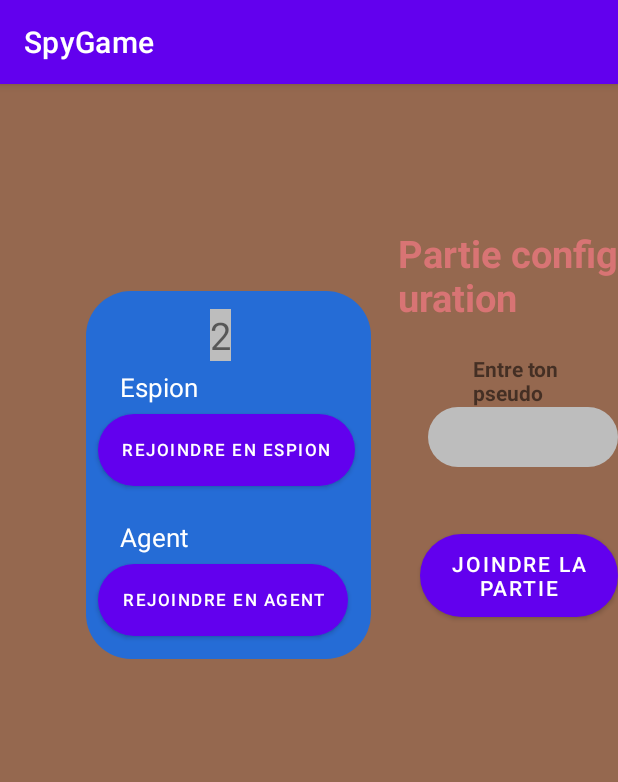
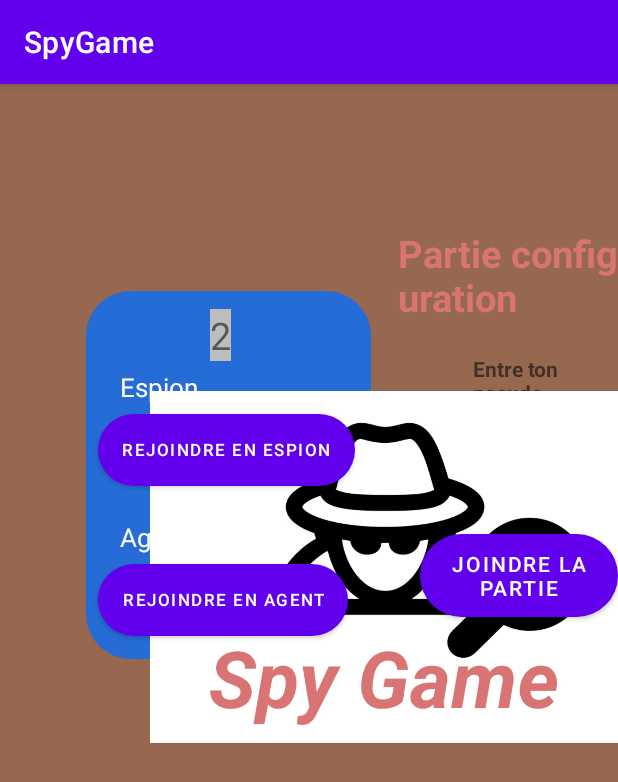
Before and after one commit to Axel-sudo/SpyGame, an Android app: the PartyConfiguration screen opened directly, with no data from a screen before it, on a phone screen of 412 x 824 dp. Shown: the top 782 px of the screen. Run offline under Robolectric (Android 15) with nearby library versions, the phone set to English and light mode, and no system bars.

Commit message:
creating settings activity correctly, fixing bugs but not finished

```diff
--- a/app/src/main/AndroidManifest.xml
+++ b/app/src/main/AndroidManifest.xml
@@ -9,7 +9,9 @@
         android:roundIcon="@mipmap/ic_launcher_round"
         android:supportsRtl="true"
         android:theme="@style/Theme.SpyGame">
-        <activity android:name=".AgentScreen"></activity>
+        <activity android:name=".SettingsInGame"></activity>
+        <activity android:name=".Settings" />
+        <activity android:name=".AgentScreen" />
         <activity android:name=".PartyConfiguration" />
         <activity android:name=".MainActivity">
             <intent-filter>
--- a/app/src/main/res/layout/activity_main.xml
+++ b/app/src/main/res/layout/activity_main.xml
@@ -11,7 +11,7 @@
         android:id="@+id/imageView"
         android:layout_width="313dp"
         android:layout_height="216dp"
-        app:srcCompat="@drawable/Frame"
+        app:srcCompat="@drawable/frame"
         tools:layout_editor_absoluteX="239dp"
         tools:layout_editor_absoluteY="16dp" />
 
--- a/app/src/main/res/layout/activity_party_configuration.xml
+++ b/app/src/main/res/layout/activity_party_configuration.xml
@@ -30,7 +30,7 @@
         android:layout_marginTop="50dp"
         android:maxHeight="39dp"
         android:minWidth="50dp"
-        android:src="@drawable/logoGame" />
+        android:src="@drawable/logogame2" />
 
     <View
         android:id="@+id/blue_team"
@@ -150,7 +150,7 @@
         android:id="@+id/imageView"
         android:layout_width="wrap_content"
         android:layout_height="wrap_content"
-        app:srcCompat="@drawable/logoGame"
+        app:srcCompat="@drawable/logogame2"
         android:maxWidth="300dp"
         android:minHeight="30dp"
         android:layout_marginLeft="100dp"
--- a/app/src/main/res/values/ids.xml
+++ b/app/src/main/res/values/ids.xml
@@ -1,5 +1,5 @@
 <?xml version="1.0" encoding="utf-8"?>
 <resources>
-    <item name="number_blue" type="id">number_blue</item>
-    <item name="number_red" type="id">number_blue</item>
+    <!--<item name="number_blue" type="id">number_blue</item>
+    <item name="number_red" type="id">number_blue</item>-->
 </resources>
```
Also changed, not shown: app/src/main/java/com/example/spygame/Settings.java (added, +16 -0 lines), app/src/main/java/com/example/spygame/SettingsInGame.java (added, +14 -0 lines), app/src/main/res/layout/activity_settings.xml (renamed from app/src/main/res/layout/settings.xml, +4 -5 lines), app/src/main/res/drawable/Frame.png (deleted), app/src/main/res/drawable/Frame.svg (deleted), app/src/main/res/drawable/Group 8.svg (deleted), app/src/main/res/drawable/exit.svg (deleted), app/src/main/res/drawable/log-in.svg (deleted), app/src/main/res/drawable/logo3.svg (deleted), app/src/main/res/drawable/logoGame.svg (deleted), app/src/main/res/drawable/logogame2.jpg (renamed from app/src/main/res/drawable/logoGame2.jpg), app/src/main/res/drawable/spyLogo.svg (deleted), app/src/main/res/layout/activity_settings_in_game.xml (renamed from app/src/main/res/layout/settings_in_game.xml).
